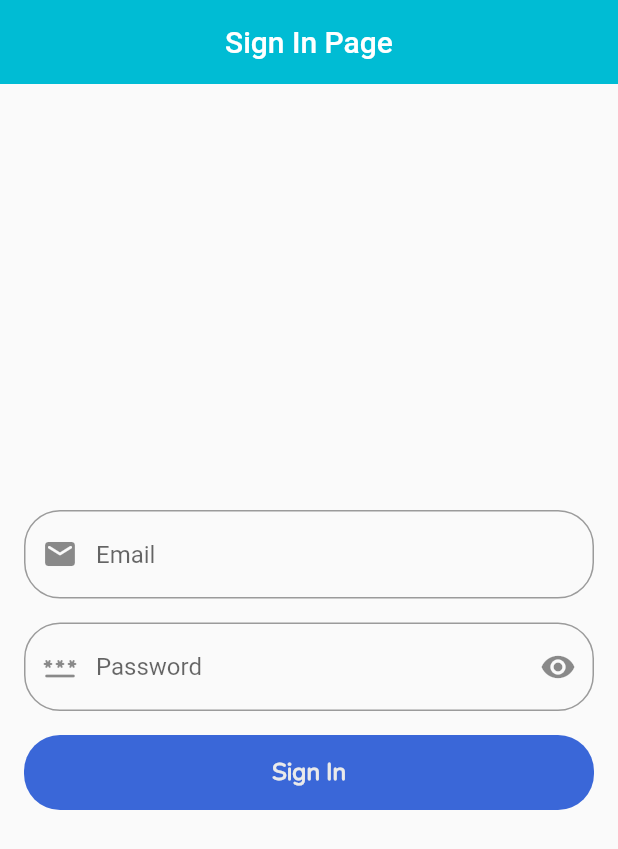
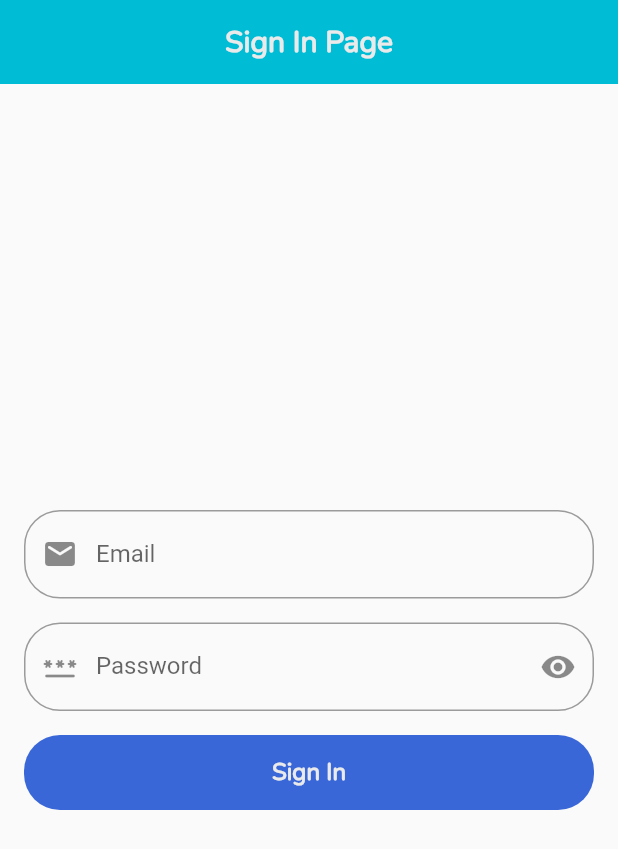
Before and after one commit to marufrobin/admin_panel, a Flutter app: the screen it shows after launch, on a phone screen of 412 x 824 dp. Shown: the top 849 px of the screen. Run offline on Flutter 3.47's test engine with Material 2 defaults, Android fonts, the phone set to English and light mode, and no system bars.

```diff
--- a/lib/screen/sing_in_page.dart
+++ b/lib/screen/sing_in_page.dart
@@ -20,7 +20,14 @@ class _SignInPageState extends State<SignInPage> {
         backgroundColor: Colors.cyan,
         centerTitle: true,
         elevation: 0,
-        title: const Text("Sign In Page"),
+        title: const Text(
+          "Sign In Page",
+          style: TextStyle(
+              color: Color(0xffEAEAEA),
+              fontSize: 20,
+              fontFamily: "Nunito",
+              fontWeight: FontWeight.bold),
+        ),
       ),
       body: Container(
         margin: const EdgeInsets.all(16),
@@ -37,6 +44,7 @@ class _SignInPageState extends State<SignInPage> {
               },
               decoration: InputDecoration(
                 hintText: "Email",
+                labelText: "Email",
                 prefixIcon: Icon(Icons.email_rounded),
                 border:
                     OutlineInputBorder(borderRadius: BorderRadius.circular(24)),
@@ -56,6 +64,7 @@ class _SignInPageState extends State<SignInPage> {
               },
               decoration: InputDecoration(
                   hintText: "Password",
+                  labelText: "Password",
                   prefixIcon: Icon(Icons.password_rounded),
                   border: OutlineInputBorder(
                       borderRadius: BorderRadius.circular(24)),
```
